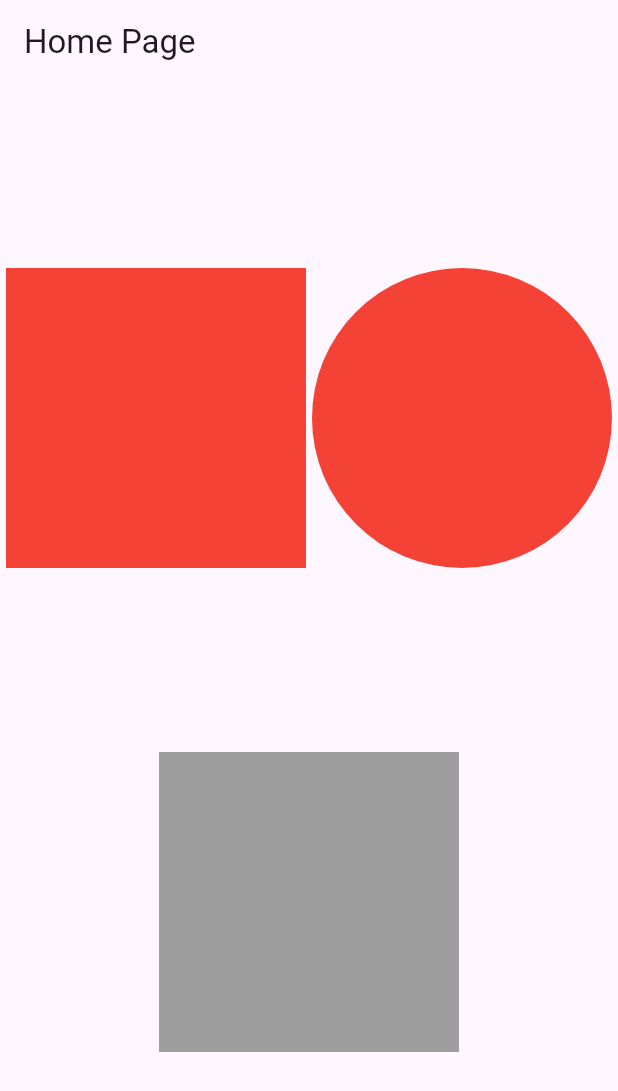
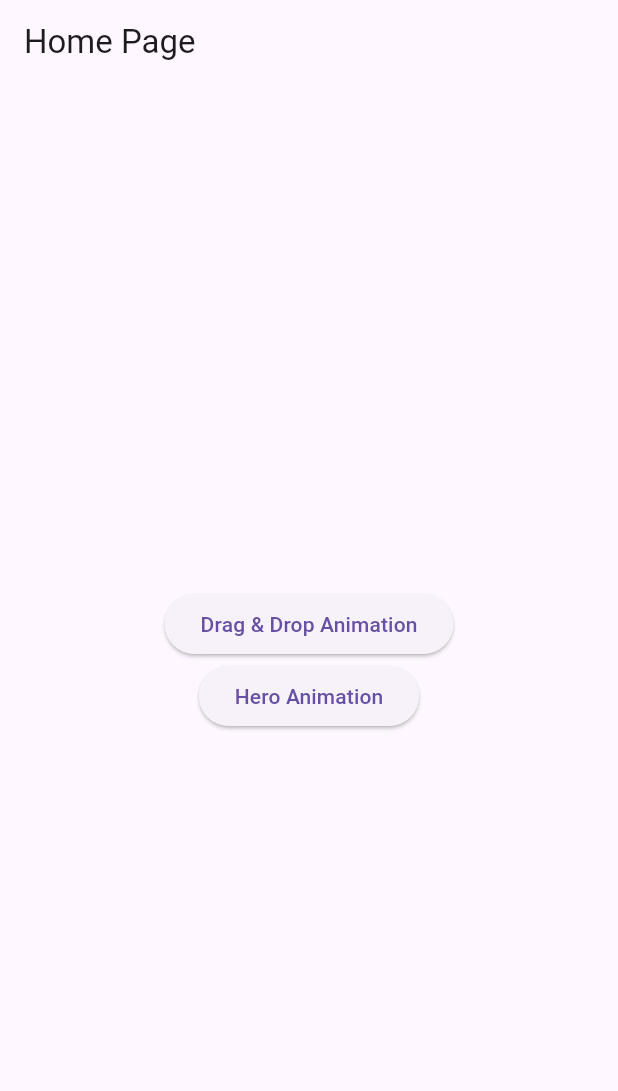
Before and after one commit to IamJayGondaliya/animation_app, a Flutter app: the screen it shows after launch, on a phone screen of 412 x 824 dp. Shown: the top 1091 px of the screen. Run offline on Flutter 3.47's test engine with Material 3 defaults, Android fonts, the phone set to English and light mode, and no system bars; our stand-ins replace flutter_lorem.

Commit message:
Hero Animation

```diff
--- a/lib/home_page.dart
+++ b/lib/home_page.dart
@@ -1,6 +1,6 @@
 import 'dart:developer';
 
-import 'package:animation_app/drag_controller.dart';
+import 'package:animation_app/animation_examples/drag_drop_animation/drag_controller.dart';
 import 'package:flutter/material.dart';
 import 'package:provider/provider.dart';
 
@@ -14,84 +14,31 @@ class HomePage extends StatelessWidget {
 
   @override
   Widget build(BuildContext context) {
-    DragController mutable = Provider.of<DragController>(context);
-    DragController immutable = Provider.of<DragController>(
-      context,
-      listen: false,
-    );
-
     return Scaffold(
       appBar: AppBar(
         title: const Text("Home Page"),
       ),
       body: Center(
         child: Column(
-          mainAxisAlignment: MainAxisAlignment.spaceEvenly,
+          mainAxisAlignment: MainAxisAlignment.center,
           children: [
-            Row(
-              mainAxisAlignment: MainAxisAlignment.spaceEvenly,
-              children: [
-                LongPressDraggable(
-                  data: 'box',
-                  feedback: Container(
-                    height: 220,
-                    width: 220,
-                    color: Colors.red,
-                  ),
-                  childWhenDragging: Container(
-                    height: 200,
-                    width: 200,
-                    color: Colors.grey,
-                  ),
-                  child: Container(
-                    height: 200,
-                    width: 200,
-                    color: mutable.boxAccepted ? Colors.grey : Colors.red,
-                  ),
-                ),
-                Draggable(
-                  data: 'circle',
-                  feedback: Container(
-                    height: 200,
-                    width: 200,
-                    decoration: const BoxDecoration(
-                      color: Colors.red,
-                      shape: BoxShape.circle,
-                    ),
-                  ),
-                  childWhenDragging: Container(
-                    height: 200,
-                    width: 200,
-                    decoration: const BoxDecoration(
-                      color: Colors.grey,
-                      shape: BoxShape.circle,
-                    ),
-                  ),
-                  child: Container(
-                    height: 200,
-                    width: 200,
-                    decoration: const BoxDecoration(
-                      color: Colors.red,
-                      shape: BoxShape.circle,
-                    ),
-                  ),
-                ),
-              ],
+            ElevatedButton(
+              onPressed: () {
+                Navigator.pushNamed(
+                  context,
+                  'drag_drop',
+                );
+              },
+              child: const Text("Drag & Drop Animation"),
             ),
-            DragTarget(
-              onAcceptWithDetails: (details) {
-                mutable.boxAccept();
-                log("Can accept...");
+            ElevatedButton(
+              onPressed: () {
+                Navigator.pushNamed(
+                  context,
+                  'hero_animation',
+                );
               },
-              onWillAcceptWithDetails: (details) {
-                log("DATA: ${details.data}");
-                return details.data == 'box';
-              },
-              builder: (context, _, __) => Container(
-                height: 200,
-                width: 200,
-                color: mutable.boxAccepted ? Colors.red : Colors.grey,
-              ),
+              child: const Text("Hero Animation"),
             ),
           ],
         ),
--- a/lib/main.dart
+++ b/lib/main.dart
@@ -1,7 +1,23 @@
-import 'package:animation_app/drag_controller.dart';
+import 'package:animation_app/animation_examples/drag_drop_animation/drag_controller.dart';
+import 'package:animation_app/animation_examples/drag_drop_animation/drag_drop_animation.dart';
+import 'package:animation_app/animation_examples/hero_animation/hero_animation.dart';
+import 'package:animation_app/animation_examples/hero_animation/page2.dart';
 import 'package:animation_app/home_page.dart';
 import 'package:flutter/material.dart';
 import 'package:provider/provider.dart';
+
+/*
+
+    - Drag & Drop animation
+    - Hero animation
+    - Implicit animation
+    - Explicit animation
+    - Staggered animation
+    - Tween chaining animation
+    - lottie animation
+    - rive animation
+
+*/
 
 void main() {
   runApp(
@@ -21,6 +37,9 @@ class MyApp extends StatelessWidget {
       debugShowCheckedModeBanner: false,
       routes: {
         '/': (context) => const HomePage(),
+        'drag_drop': (context) => const DragDropAnimation(),
+        'hero_animation': (context) => const HeroAnimationPage(),
+        'page2': (context) => const Page2(),
       },
     );
   }
--- a/pubspec.yaml
+++ b/pubspec.yaml
@@ -36,6 +36,7 @@ dependencies:
   # Use with the CupertinoIcons class for iOS style icons.
   cupertino_icons: ^1.0.8
   provider: ^6.1.2
+  flutter_lorem: ^2.0.0
 
 dev_dependencies:
   flutter_test:
```
Also changed, not shown: lib/animation_examples/drag_drop_animation/drag_drop_animation.dart (added, +101 -0 lines), lib/animation_examples/hero_animation/hero_animation.dart (added, +37 -0 lines), lib/animation_examples/hero_animation/page2.dart (added, +33 -0 lines), lib/utils/extras.dart (added, +10 -0 lines), lib/animation_examples/drag_drop_animation/drag_controller.dart (renamed from lib/drag_controller.dart), pubspec.lock.
